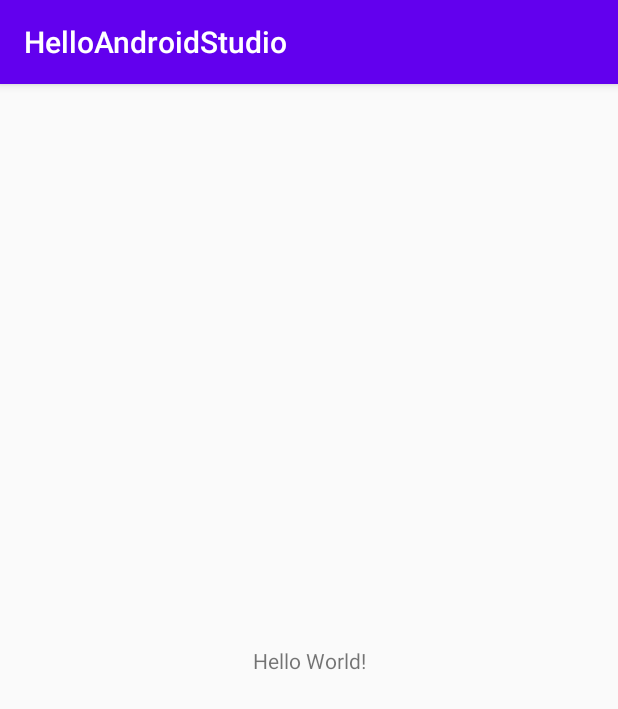
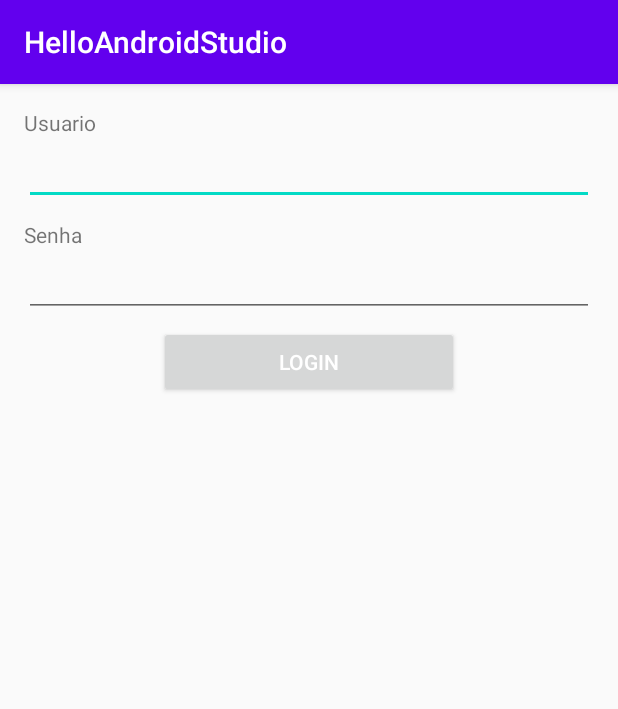
Before and after one commit to Cassinotte/AndroidJava, an Android app: the screen it shows after launch (MainActivity), on a phone screen of 412 x 824 dp. Shown: the top 709 px of the screen. Run offline under Robolectric (Android 15) with nearby library versions, the phone set to English and light mode, and no system bars.

Commit message:
Activity

```diff
--- a/HelloAndroidStudio/app/src/main/java/br/com/livroandroid/helloandroidstudio/MainActivity.java
+++ b/HelloAndroidStudio/app/src/main/java/br/com/livroandroid/helloandroidstudio/MainActivity.java
@@ -3,12 +3,90 @@ package br.com.livroandroid.helloandroidstudio;
 import androidx.appcompat.app.AppCompatActivity;
 
 import android.os.Bundle;
+import android.util.Log;
+import android.view.View;
+import android.widget.Button;
+import android.widget.TextView;
+import android.widget.Toast;
+
+import org.w3c.dom.Text;
 
 public class MainActivity extends AppCompatActivity {
+
+    private static final String TAG = "livro";
 
     @Override
     protected void onCreate(Bundle savedInstanceState) {
         super.onCreate(savedInstanceState);
         setContentView(R.layout.activity_main);
+
+        Log.v(TAG,"log de verbose");
+        Log.d(TAG, "log de degug");
+        Log.i(TAG, "log de info");
+        Log.w(TAG, "log de alerta");
+        Log.e(TAG,"log de erro", new RuntimeException("teste de erro"));
+
+        Button btLogin = (Button) findViewById(R.id.btLogin);
+
+        /*btLogin.setOnClickListener(new View.OnClickListener(){
+
+            @Override
+            public void onClick(View view) {
+
+                TextView tLogin = (TextView) findViewById(R.id.tLogin);
+                TextView tsenha = (TextView) findViewById(R.id.tSenha);
+
+                String login = tLogin.getText().toString();
+                String senha = tsenha.getText().toString();
+
+                if ("ricardo".equals(login) && "123".equals(senha)) {
+                    alert("Bem vindo, login realizado com sucesso");
+                }
+                else
+                {
+                    alert("Login e senha incorretos");
+                }
+
+
+
+            }
+        }); */
+
+        btLogin.setOnClickListener(onClickLogin());
+
+
+
+    }
+
+    private View.OnClickListener onClickLogin() {
+
+        return new Button.OnClickListener() {
+
+            @Override
+            public void onClick(View view) {
+
+                TextView tLogin = (TextView) findViewById(R.id.tLogin);
+                TextView tsenha = (TextView) findViewById(R.id.tSenha);
+
+                String login = tLogin.getText().toString();
+                String senha = tsenha.getText().toString();
+
+                if ("ricardo".equals(login) && "123".equals(senha)) {
+                    alert("Bem vindo, login realizado com sucesso");
+                }
+                else
+                {
+                    alert("Login e senha incorretos");
+                }
+
+            }
+        };
+
+    }
+
+    private void alert(String s) {
+
+        // a class Toast mostra um alert temporario muito comum no android
+        Toast.makeText(this,s,Toast.LENGTH_SHORT).show();
     }
 }
--- a/HelloAndroidStudio/app/src/main/res/layout/activity_main.xml
+++ b/HelloAndroidStudio/app/src/main/res/layout/activity_main.xml
@@ -1,18 +1,44 @@
 <?xml version="1.0" encoding="utf-8"?>
-<androidx.constraintlayout.widget.ConstraintLayout xmlns:android="http://schemas.android.com/apk/res/android"
-    xmlns:app="http://schemas.android.com/apk/res-auto"
-    xmlns:tools="http://schemas.android.com/tools"
+<LinearLayout xmlns:android="http://schemas.android.com/apk/res/android"
     android:layout_width="match_parent"
-    android:layout_height="match_parent"
-    tools:context=".MainActivity">
+    android:layout_height="wrap_content"
+    android:gravity="center_vertical"
+    android:orientation="vertical"
+    android:padding="16dp">
 
     <TextView
-        android:layout_width="wrap_content"
+        android:layout_width="match_parent"
         android:layout_height="wrap_content"
-        android:text="Hello World!"
-        app:layout_constraintBottom_toBottomOf="parent"
-        app:layout_constraintLeft_toLeftOf="parent"
-        app:layout_constraintRight_toRightOf="parent"
-        app:layout_constraintTop_toTopOf="parent" />
+        android:text="@string/usuario" />
 
-</androidx.constraintlayout.widget.ConstraintLayout>
+    <EditText
+        android:id="@+id/tLogin"
+        android:layout_width="match_parent"
+        android:layout_height="wrap_content"
+        android:inputType="text"
+        android:singleLine="true" />
+
+    <TextView
+        android:layout_width="match_parent"
+        android:layout_height="wrap_content"
+        android:layout_marginTop="10dp"
+        android:text="@string/senha" />
+
+    <EditText
+        android:id="@+id/tSenha"
+        android:layout_width="match_parent"
+        android:layout_height="wrap_content"
+        android:inputType="textPassword"
+        android:singleLine="true" />
+
+    <Button
+        android:id="@+id/btLogin"
+        android:layout_width="200dp"
+        android:layout_height="wrap_content"
+        android:layout_marginTop="6dp"
+        android:text="@string/login"
+        android:textColor="#ffffff"
+        android:layout_gravity="center" />
+
+
+</LinearLayout>
--- a/HelloAndroidStudio/app/src/main/res/values/strings.xml
+++ b/HelloAndroidStudio/app/src/main/res/values/strings.xml
@@ -1,3 +1,6 @@
 <resources>
     <string name="app_name">HelloAndroidStudio</string>
+    <string name="usuario">Usuario</string>
+    <string name="senha">Senha</string>
+    <string name="login">LOGIN</string>
 </resources>
```
